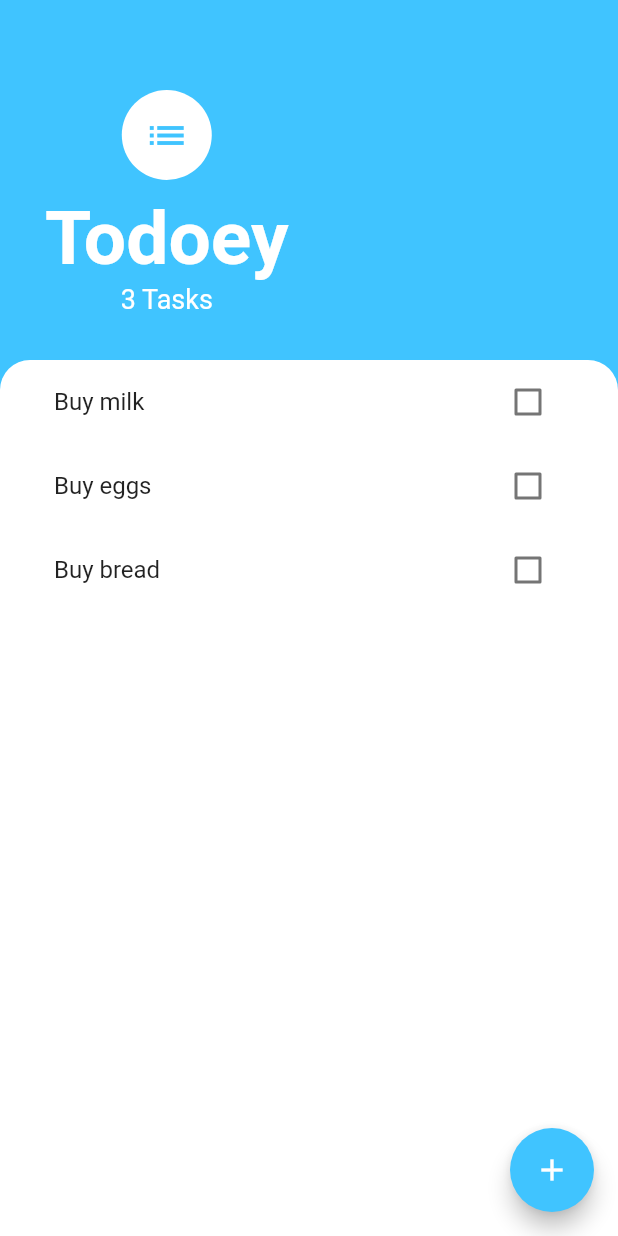
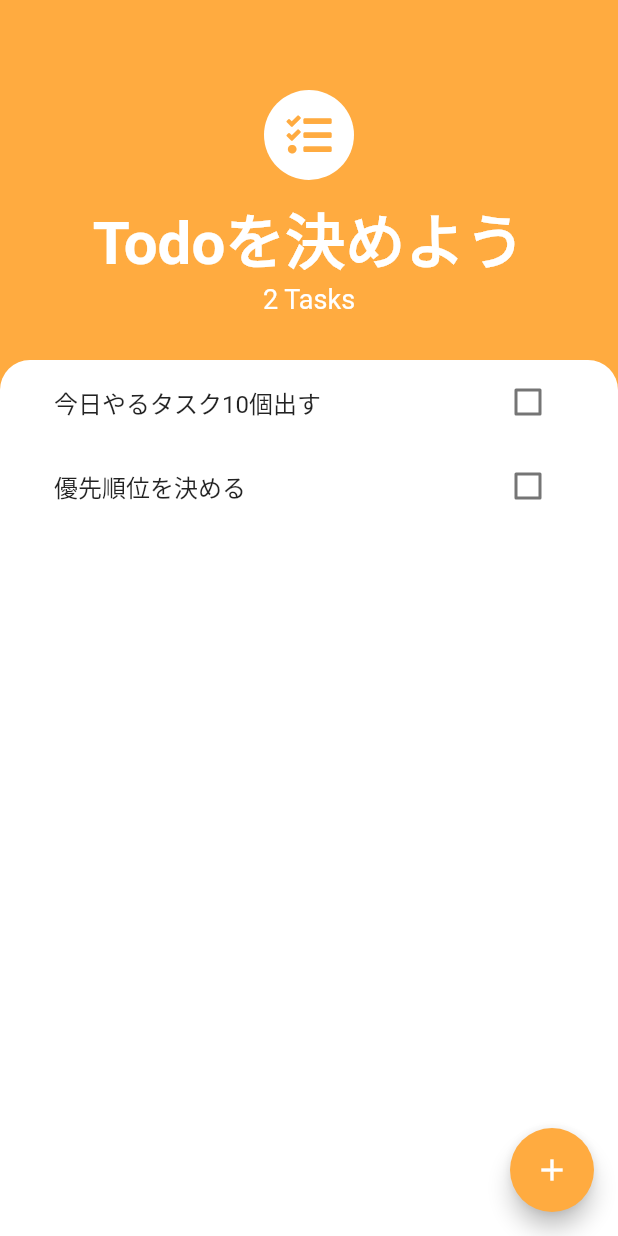
Before and after one commit to Kazuhiro-Mimaki/geek_hack, a Flutter app: the TasksScreen screen opened by its route, on a phone screen of 412 x 824 dp. Run offline on Flutter 3.47's test engine with Material 2 defaults, Android fonts, the phone set to English and light mode, and no system bars; our stand-ins replace animated_text_kit, cloud_firestore, firebase_auth, font_awesome_flutter, modal_progress_hud; accounts and stored records are empty.

Commit message:
second commit

```diff
--- a/lib/constants.dart
+++ b/lib/constants.dart
@@ -1,7 +1,7 @@
 import 'package:flutter/material.dart';
 
 const kSendButtonTextStyle = TextStyle(
-  color: Colors.lightBlueAccent,
+  color: Colors.orangeAccent,
   fontWeight: FontWeight.bold,
   fontSize: 18.0,
 );
@@ -14,7 +14,7 @@ const kMessageTextFieldDecoration = InputDecoration(
 
 const kMessageContainerDecoration = BoxDecoration(
   border: Border(
-    top: BorderSide(color: Colors.lightBlueAccent, width: 2.0),
+    top: BorderSide(color: Colors.orangeAccent, width: 2.0),
   ),
 );
 
--- a/lib/main.dart
+++ b/lib/main.dart
@@ -1,3 +1,4 @@
+import 'package:flash_chat/screens/home_screen.dart';
 import 'package:flash_chat/todoey/screens/tasks_screen.dart';
 import 'package:flutter/material.dart';
 import 'package:flash_chat/screens/welcome_screen.dart';
@@ -18,6 +19,7 @@ class FlashChat extends StatelessWidget {
         RegistrationScreen.id: (context) => RegistrationScreen(),
         ChatScreen.id: (context) => ChatScreen(),
         TasksScreen.id: (context) => TasksScreen(),
+        HomeScreen.id: (context) => HomeScreen(),
       },
     );
   }
--- a/lib/todoey/models/task_data.dart
+++ b/lib/todoey/models/task_data.dart
@@ -4,9 +4,8 @@ import 'dart:collection';
 
 class TaskData extends ChangeNotifier {
   List<Task> _tasks = [
-    Task(name: 'Buy milk'),
-    Task(name: 'Buy eggs'),
-    Task(name: 'Buy bread'),
+    Task(name: '今日やること10個出す'),
+    Task(name: '優先順位を決める'),
   ];
 
   UnmodifiableListView<Task> get tasks {
--- a/lib/todoey/screens/add_task_screen.dart
+++ b/lib/todoey/screens/add_task_screen.dart
@@ -30,7 +30,7 @@ class AddTaskScreen extends StatelessWidget {
               textAlign: TextAlign.center,
               style: TextStyle(
                 fontSize: 30.0,
-                color: Colors.lightBlueAccent,
+                color: Colors.orangeAccent,
               ),
             ),
             TextField(
@@ -47,7 +47,7 @@ class AddTaskScreen extends StatelessWidget {
                   color: Colors.white,
                 ),
               ),
-              color: Colors.lightBlueAccent,
+              color: Colors.orangeAccent,
               onPressed: () {
                 addTaskCallback(newTaskTitle);
               },
--- a/lib/todoey/screens/tasks_screen.dart
+++ b/lib/todoey/screens/tasks_screen.dart
@@ -4,6 +4,7 @@ import 'add_task_screen.dart';
 import 'package:provider/provider.dart';
 import 'package:flash_chat/todoey/models/task_data.dart';
 import 'package:flash_chat/todoey/models/task.dart';
+import 'package:font_awesome_flutter/font_awesome_flutter.dart';
 
 class TasksScreen extends StatefulWidget {
   static const String id = 'tasks_screen';
@@ -14,17 +15,16 @@ class TasksScreen extends StatefulWidget {
 
 class _TasksScreenState extends State<TasksScreen> {
   List<Task> tasks = [
-    Task(name: 'Buy milk'),
-    Task(name: 'Buy eggs'),
-    Task(name: 'Buy bread'),
+    Task(name: '今日やるタスク10個出す'),
+    Task(name: '優先順位を決める'),
   ];
 
   @override
   Widget build(BuildContext context) {
     return Scaffold(
-      backgroundColor: Colors.lightBlueAccent,
+      backgroundColor: Colors.orangeAccent,
       floatingActionButton: FloatingActionButton(
-        backgroundColor: Colors.lightBlueAccent,
+        backgroundColor: Colors.orangeAccent,
         child: Icon(Icons.add),
         onPressed: () {
           showModalBottomSheet(
@@ -41,7 +41,7 @@ class _TasksScreenState extends State<TasksScreen> {
         },
       ),
       body: Column(
-        crossAxisAlignment: CrossAxisAlignment.start,
+        crossAxisAlignment: CrossAxisAlignment.center,
         children: <Widget>[
           Container(
             padding: EdgeInsets.only(
@@ -49,10 +49,12 @@ class _TasksScreenState extends State<TasksScreen> {
             child: Column(
               children: <Widget>[
                 CircleAvatar(
-                  child: Icon(
-                    Icons.list,
-                    size: 30.0,
-                    color: Colors.lightBlueAccent,
+                  child: IconTheme(
+                    data: IconThemeData(color: Colors.orangeAccent),
+                    child: Icon(
+                      FontAwesomeIcons.tasks,
+                      size: 30.0,
+                    ),
                   ),
                   backgroundColor: Colors.white,
                   radius: 30.0,
@@ -61,10 +63,10 @@ class _TasksScreenState extends State<TasksScreen> {
                   height: 10.0,
                 ),
                 Text(
-                  'Todoey',
+                  'Todoを決めよう',
                   style: TextStyle(
                       color: Colors.white,
-                      fontSize: 50.0,
+                      fontSize: 40.0,
                       fontWeight: FontWeight.w700),
                 ),
                 Text(
--- a/pubspec.yaml
+++ b/pubspec.yaml
@@ -21,6 +21,7 @@ dependencies:
   flutter_datetime_picker: ^1.3.8
   intl: ^0.16.1
   uuid: ^2.0.4
+  font_awesome_flutter: ^8.8.1
 
 dev_dependencies:
   flutter_test:
```
Also changed, not shown: lib/screens/chat_screen.dart (+3 -9 lines), lib/screens/home_screen.dart (added, +116 -0 lines), lib/screens/login_screen.dart (+9 -4 lines), lib/screens/registration_screen.dart (+9 -4 lines), lib/screens/welcome_screen.dart (+14 -13 lines), pubspec.lock.
